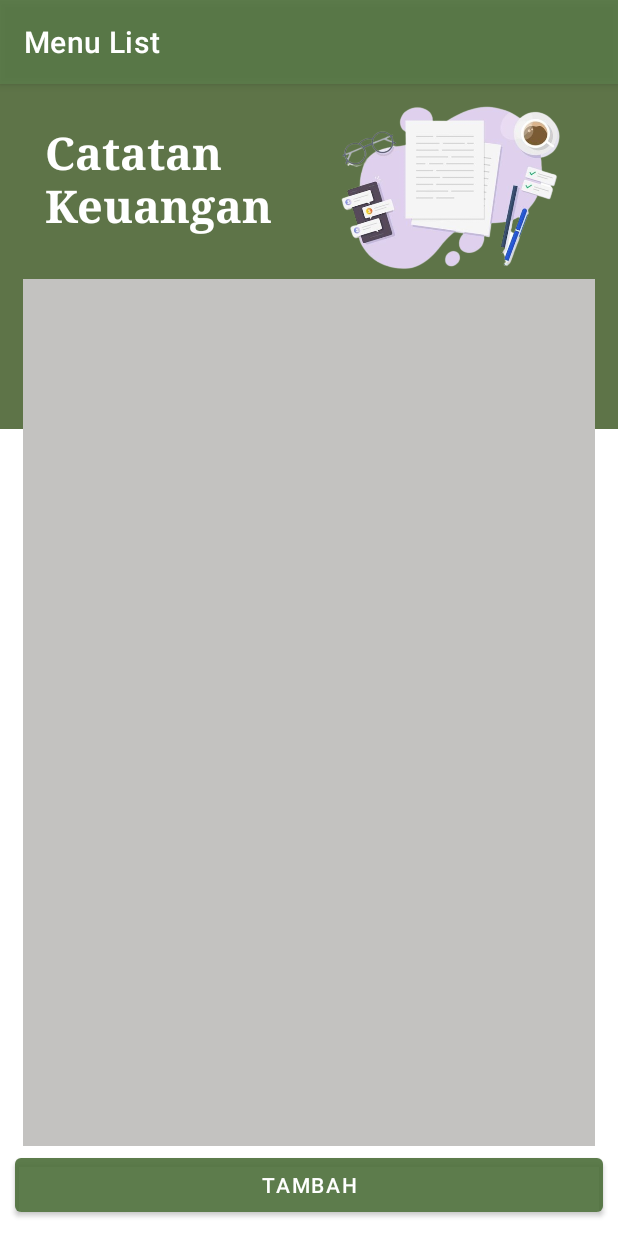
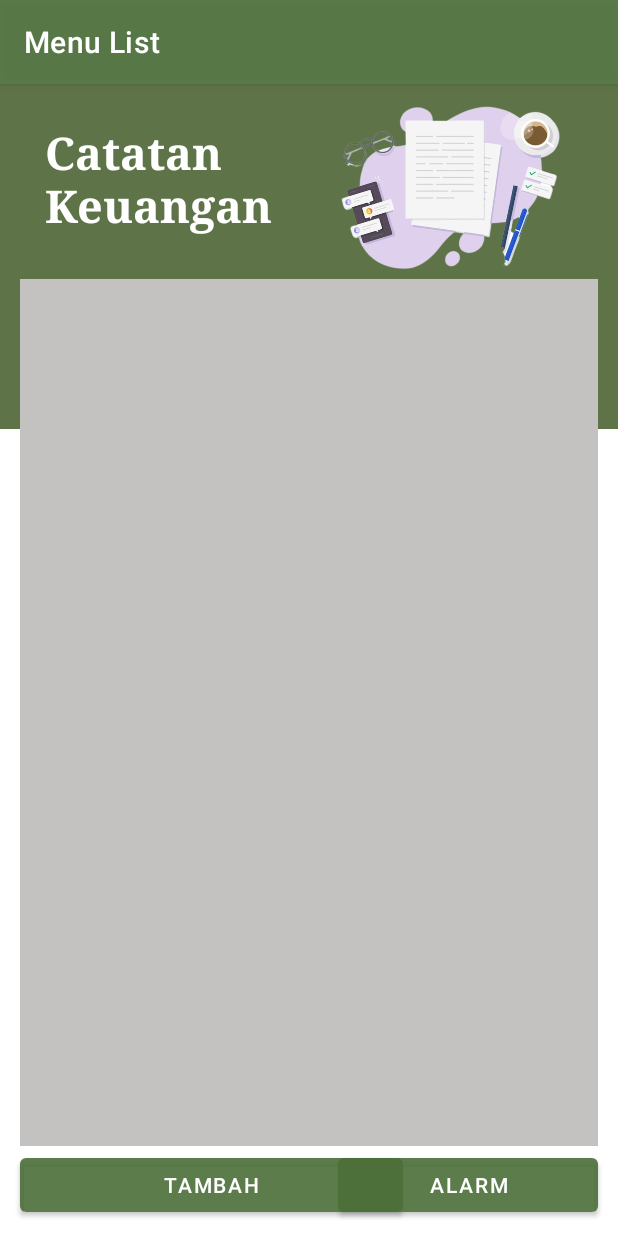
Before and after one commit to yulimaurya22/Catatan_Keuangan, an Android app: the screen it shows after launch (Catatan), on a phone screen of 412 x 824 dp. Run offline under Robolectric (Android 15) with nearby library versions, the phone set to English and light mode, and no system bars; our stand-ins replace Room's generated code; Roboto replaces fonts that are not available here.

Commit message:
membuat layout alarm

```diff
--- a/app/src/main/java/com/yulia/catatankeuangan/Catatan.java
+++ b/app/src/main/java/com/yulia/catatankeuangan/Catatan.java
@@ -139,4 +139,10 @@ public class Catatan extends AppCompatActivity {
         LocalBroadcastManager.getInstance(this)
                 .unregisterReceiver(mReceiver);
     }
+
+    public void alarm(View view) {
+        Intent intent = new Intent(Catatan.this, AlarmActivity.class);
+        startActivity(intent);
+
+    }
 }
--- a/app/src/main/res/layout/activity_catatan.xml
+++ b/app/src/main/res/layout/activity_catatan.xml
@@ -38,9 +38,9 @@
     <RelativeLayout
         android:layout_width="match_parent"
         android:layout_height="match_parent"
-        android:layout_marginLeft="15dp"
+        android:layout_marginLeft="13dp"
         android:layout_marginTop="130dp"
-        android:layout_marginRight="15dp"
+        android:layout_marginRight="13dp"
         android:layout_marginBottom="60dp"
         android:background="#DDD0C4">
 
@@ -58,10 +58,21 @@
         android:layout_width="match_parent"
         android:layout_height="wrap_content"
         android:layout_alignParentBottom="true"
-        android:layout_marginStart="10dp"
+        android:layout_marginStart="13dp"
         android:layout_marginTop="10dp"
-        android:layout_marginEnd="10dp"
+        android:layout_marginEnd="143dp"
         android:layout_marginBottom="10dp"
         android:text="Tambah" />
 
+    <Button
+        android:layout_width="match_parent"
+        android:layout_height="wrap_content"
+        android:layout_alignParentBottom="true"
+        android:layout_marginStart="225dp"
+        android:layout_marginTop="10dp"
+        android:layout_marginEnd="13dp"
+        android:layout_marginBottom="10dp"
+        android:onClick="alarm"
+        android:text="Alarm" />
+
 </RelativeLayout>
```
Also changed, not shown: app/src/main/AndroidManifest.xml (+13 -8 lines), app/src/main/java/com/yulia/catatankeuangan/AlarmActivity.java (added, +14 -0 lines), app/src/main/res/layout/activity_alarm.xml (added, +9 -0 lines).
